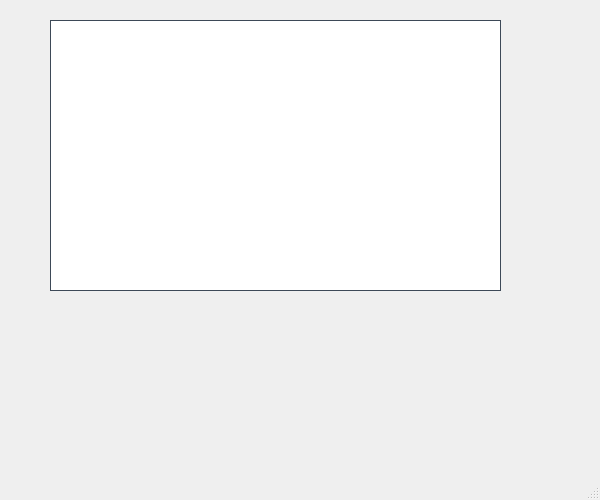
Qt form 2D_Bin_Packing_Problem/mainwindow.ui (andrei-crisu/2D_BPP_gui_thread_approach) before a commit.
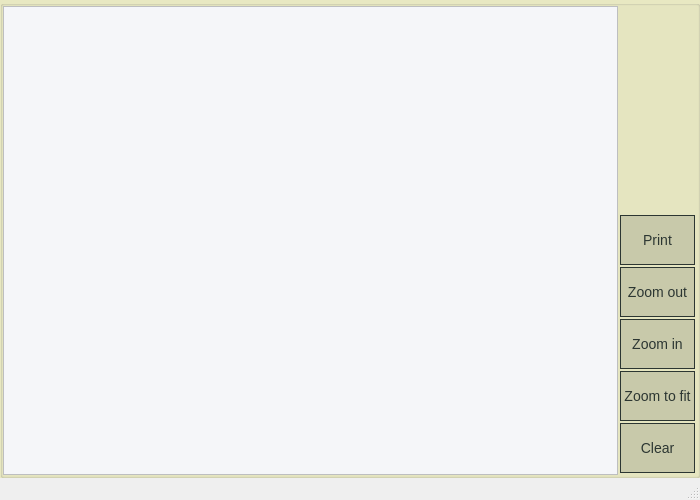
The same form after that commit. The open tabs and pages were chosen to show the change. Icons and pictures are not drawn.

Diff of the .ui file:
```diff
--- a/2D_Bin_Packing_Problem/mainwindow.ui
+++ b/2D_Bin_Packing_Problem/mainwindow.ui
@@ -6,42 +6,617 @@
    <rect>
     <x>0</x>
     <y>0</y>
-    <width>600</width>
+    <width>700</width>
     <height>500</height>
    </rect>
   </property>
   <property name="minimumSize">
    <size>
-    <width>600</width>
+    <width>700</width>
     <height>500</height>
    </size>
   </property>
   <property name="windowTitle">
    <string>MainWindow</string>
   </property>
+  <property name="styleSheet">
+   <string notr="true"/>
+  </property>
   <widget class="QWidget" name="centralwidget">
-   <widget class="QGroupBox" name="drawing_area">
-    <property name="geometry">
-     <rect>
-      <x>50</x>
-      <y>20</y>
-      <width>451</width>
-      <height>271</height>
-     </rect>
-    </property>
-    <property name="styleSheet">
-     <string notr="true">QGroupBox
+   <property name="styleSheet">
+    <string notr="true">QWidget#centralwidget
 {
-	background-color: rgb(255, 255, 255);
-	border-style:solid;
-	border-color: rgb(61, 73, 87);
-	border-width: 1px;
-}</string>
+	background-color: rgb(232, 232, 194);
+
+}
+</string>
+   </property>
+   <layout class="QVBoxLayout" name="verticalLayout">
+    <property name="spacing">
+     <number>0</number>
     </property>
-    <property name="title">
-     <string/>
+    <property name="leftMargin">
+     <number>0</number>
     </property>
-   </widget>
+    <property name="topMargin">
+     <number>0</number>
+    </property>
+    <property name="rightMargin">
+     <number>0</number>
+    </property>
+    <property name="bottomMargin">
+     <number>0</number>
+    </property>
+    <item>
+     <widget class="QStackedWidget" name="stackedWidget">
+      <property name="styleSheet">
+       <string notr="true"/>
+      </property>
+      <property name="currentIndex">
+       <number>0</number>
+      </property>
+      <widget class="QWidget" name="page">
+       <property name="styleSheet">
+        <string notr="true"/>
+       </property>
+       <layout class="QGridLayout" name="gridLayout_2">
+        <property name="leftMargin">
+         <number>0</number>
+        </property>
+        <property name="topMargin">
+         <number>90</number>
+        </property>
+        <property name="rightMargin">
+         <number>0</number>
+        </property>
+        <property name="bottomMargin">
+         <number>90</number>
+        </property>
+        <property name="spacing">
+         <number>0</number>
+        </property>
+        <item row="0" column="0">
+         <widget class="QGroupBox" name="groupBox_3">
+          <property name="maximumSize">
+           <size>
+            <width>1000</width>
+            <height>16777215</height>
+           </size>
+          </property>
+          <property name="styleSheet">
+           <string notr="true">QGroupBox
+{
+border-style:none;
+}</string>
+          </property>
+          <property name="title">
+           <string/>
+          </property>
+          <layout class="QHBoxLayout" name="horizontalLayout_2">
+           <property name="spacing">
+            <number>10</number>
+           </property>
+           <property name="leftMargin">
+            <number>10</number>
+           </property>
+           <property name="topMargin">
+            <number>10</number>
+           </property>
+           <property name="rightMargin">
+            <number>10</number>
+           </property>
+           <property name="bottomMargin">
+            <number>10</number>
+           </property>
+           <item>
+            <widget class="QPushButton" name="bpp_view_button">
+             <property name="minimumSize">
+              <size>
+               <width>160</width>
+               <height>240</height>
+              </size>
+             </property>
+             <property name="maximumSize">
+              <size>
+               <width>240</width>
+               <height>360</height>
+              </size>
+             </property>
+             <property name="styleSheet">
+              <string notr="true">  QPushButton {
+	 background-color: rgba(41, 90, 86, 80);
+	  border-color: rgb(41, 90, 86);
+      border-style:solid;
+      border-width:1px;
+      font:  24px; 
+	  color: rgb(41, 90, 86);
+  }
+  QPushButton:hover:!pressed {
+	 background-color: rgba(167, 206, 151,120);
+	  border-color: rgba(41, 90, 86,164);
+      border-style:solid;
+  }</string>
+             </property>
+             <property name="text">
+              <string/>
+             </property>
+             <property name="icon">
+              <iconset>
+               <normalon>:/icons/app_icons/bpp.png</normalon>
+              </iconset>
+             </property>
+             <property name="iconSize">
+              <size>
+               <width>160</width>
+               <height>160</height>
+              </size>
+             </property>
+            </widget>
+           </item>
+           <item>
+            <widget class="QPushButton" name="settings_button">
+             <property name="minimumSize">
+              <size>
+               <width>160</width>
+               <height>240</height>
+              </size>
+             </property>
+             <property name="maximumSize">
+              <size>
+               <width>240</width>
+               <height>360</height>
+              </size>
+             </property>
+             <property name="styleSheet">
+              <string notr="true">  QPushButton {
+	 background-color: rgba(41, 90, 86, 80);
+	  border-color: rgb(41, 90, 86);
+      border-style:solid;
+      border-width:1px;
+      font:  24px; 
+	  color: rgb(41, 90, 86);
+  }
+  QPushButton:hover:!pressed {
+	 background-color: rgba(167, 206, 151,120);
+	  border-color: rgba(41, 90, 86,164);
+      border-style:solid;
+  }</string>
+             </property>
+             <property name="text">
+              <string/>
+             </property>
+             <property name="icon">
+              <iconset>
+               <normalon>:/icons/app_icons/settings.png</normalon>
+              </iconset>
+             </property>
+             <property name="iconSize">
+              <size>
+               <width>140</width>
+               <height>140</height>
+              </size>
+             </property>
+            </widget>
+           </item>
+           <item>
+            <widget class="QPushButton" name="help_button">
+             <property name="minimumSize">
+              <size>
+               <width>160</width>
+               <height>240</height>
+              </size>
+             </property>
+             <property name="maximumSize">
+              <size>
+               <width>240</width>
+               <height>360</height>
+              </size>
+             </property>
+             <property name="styleSheet">
+              <string notr="true">  QPushButton {
+	 background-color: rgba(41, 90, 86, 80);
+	  border-color: rgb(41, 90, 86);
+      border-style:solid;
+      border-width:1px;
+      font:  24px; 
+	  color: rgb(41, 90, 86);
+  }
+  QPushButton:hover:!pressed {
+	 background-color: rgba(167, 206, 151,120);
+	  border-color: rgba(41, 90, 86,164);
+      border-style:solid;
+  }</string>
+             </property>
+             <property name="text">
+              <string/>
+             </property>
+             <property name="icon">
+              <iconset>
+               <normalon>:/icons/app_icons/help.png</normalon>
+              </iconset>
+             </property>
+             <property name="iconSize">
+              <size>
+               <width>140</width>
+               <height>140</height>
+              </size>
+             </property>
+            </widget>
+           </item>
+           <item>
+            <widget class="QPushButton" name="exit_button">
+             <property name="minimumSize">
+              <size>
+               <width>160</width>
+               <height>240</height>
+              </size>
+             </property>
+             <property name="maximumSize">
+              <size>
+               <width>240</width>
+               <height>360</height>
+              </size>
+             </property>
+             <property name="styleSheet">
+              <string notr="true">  QPushButton {
+	 background-color: rgba(41, 90, 86, 80);
+	  border-color: rgb(41, 90, 86);
+      border-style:solid;
+      border-width:1px;
+      font:  24px; 
+	  color: rgb(41, 90, 86);
+  }
+  QPushButton:hover:!pressed {
+	 background-color: rgba(167, 206, 151,120);
+	  border-color: rgba(41, 90, 86,164);
+      border-style:solid;
+  }</string>
+             </property>
+             <property name="text">
+              <string/>
+             </property>
+             <property name="icon">
+              <iconset>
+               <normalon>:/icons/app_icons/exit.png</normalon>
+              </iconset>
+             </property>
+             <property name="iconSize">
+              <size>
+               <width>130</width>
+               <height>130</height>
+              </size>
+             </property>
+            </widget>
+           </item>
+          </layout>
+         </widget>
+        </item>
+       </layout>
+      </widget>
+      <widget class="QWidget" name="page_3"/>
+      <widget class="QWidget" name="page_2">
+       <layout class="QGridLayout" name="gridLayout">
+        <property name="leftMargin">
+         <number>0</number>
+        </property>
+        <property name="topMargin">
+         <number>0</number>
+        </property>
+        <property name="rightMargin">
+         <number>0</number>
+        </property>
+        <property name="bottomMargin">
+         <number>0</number>
+        </property>
+        <property name="spacing">
+         <number>0</number>
+        </property>
+        <item row="0" column="0">
+         <widget class="QGroupBox" name="groupBox_2">
+          <property name="title">
+           <string/>
+          </property>
+          <layout class="QHBoxLayout" name="horizontalLayout">
+           <property name="spacing">
+            <number>0</number>
+           </property>
+           <property name="leftMargin">
+            <number>0</number>
+           </property>
+           <property name="topMargin">
+            <number>0</number>
+           </property>
+           <property name="rightMargin">
+            <number>0</number>
+           </property>
+           <property name="bottomMargin">
+            <number>0</number>
+           </property>
+           <item>
+            <widget class="QGraphicsView" name="graphicsView">
+             <property name="styleSheet">
+              <string notr="true">background-color: rgb(245, 246, 249);
+</string>
+             </property>
+             <property name="verticalScrollBarPolicy">
+              <enum>Qt::ScrollBarAsNeeded</enum>
+             </property>
+             <property name="horizontalScrollBarPolicy">
+              <enum>Qt::ScrollBarAsNeeded</enum>
+             </property>
+            </widget>
+           </item>
+           <item>
+            <widget class="QGroupBox" name="groupBox">
+             <property name="styleSheet">
+              <string notr="true">QGroupBox
+{
+border-style:none;
+}</string>
+             </property>
+             <property name="title">
+              <string/>
+             </property>
+             <layout class="QVBoxLayout" name="verticalLayout_2">
+              <property name="spacing">
+               <number>2</number>
+              </property>
+              <property name="leftMargin">
+               <number>2</number>
+              </property>
+              <property name="topMargin">
+               <number>0</number>
+              </property>
+              <property name="rightMargin">
+               <number>2</number>
+              </property>
+              <property name="bottomMargin">
+               <number>2</number>
+              </property>
+              <item>
+               <spacer name="horizontalSpacer">
+                <property name="orientation">
+                 <enum>Qt::Vertical</enum>
+                </property>
+                <property name="sizeHint" stdset="0">
+                 <size>
+                  <width>20</width>
+                  <height>78</height>
+                 </size>
+                </property>
+               </spacer>
+              </item>
+              <item>
+               <widget class="QPushButton" name="pushButton">
+                <property name="sizePolicy">
+                 <sizepolicy hsizetype="Fixed" vsizetype="Fixed">
+                  <horstretch>0</horstretch>
+                  <verstretch>0</verstretch>
+                 </sizepolicy>
+                </property>
+                <property name="minimumSize">
+                 <size>
+                  <width>75</width>
+                  <height>50</height>
+                 </size>
+                </property>
+                <property name="maximumSize">
+                 <size>
+                  <width>75</width>
+                  <height>50</height>
+                 </size>
+                </property>
+                <property name="styleSheet">
+                 <string notr="true">  QPushButton {
+	  
+	  background-color: rgba(44, 54, 50, 40);
+	  border-color: rgb(44, 54, 50);
+      border-style:solid;
+      border-width:1px;
+	  color: rgb(44, 54, 50);
+      font:  14px; 
+  }
+  QPushButton:hover:!pressed {
+	  
+	 
+	 
+	 background-color: rgba(137, 149, 147,255);
+	  border-color: rgba(44, 54, 50,124);
+      border-style:solid;
+  }</string>
+                </property>
+                <property name="text">
+                 <string>Print</string>
+                </property>
+               </widget>
+              </item>
+              <item>
+               <widget class="QPushButton" name="pushButton_3">
+                <property name="sizePolicy">
+                 <sizepolicy hsizetype="Fixed" vsizetype="Fixed">
+                  <horstretch>0</horstretch>
+                  <verstretch>0</verstretch>
+                 </sizepolicy>
+                </property>
+                <property name="minimumSize">
+                 <size>
+                  <width>75</width>
+                  <height>50</height>
+                 </size>
+                </property>
+                <property name="maximumSize">
+                 <size>
+                  <width>75</width>
+                  <height>50</height>
+                 </size>
+                </property>
+                <property name="styleSheet">
+                 <string notr="true">  QPushButton {
+	  
+	  background-color: rgba(44, 54, 50, 40);
+	  border-color: rgb(44, 54, 50);
+      border-style:solid;
+      border-width:1px;
+	  color: rgb(44, 54, 50);
+      font:  14px; 
+  }
+  QPushButton:hover:!pressed {
+	  
+	 
+	 
+	 background-color: rgba(137, 149, 147,255);
+	  border-color: rgba(44, 54, 50,124);
+      border-style:solid;
+  }</string>
+                </property>
+                <property name="text">
+                 <string>Zoom out</string>
+                </property>
+               </widget>
+              </item>
+              <item>
+               <widget class="QPushButton" name="pushButton_2">
+                <property name="sizePolicy">
+                 <sizepolicy hsizetype="Fixed" vsizetype="Fixed">
+                  <horstretch>0</horstretch>
+                  <verstretch>0</verstretch>
+                 </sizepolicy>
+                </property>
+                <property name="minimumSize">
+                 <size>
+                  <width>75</width>
+                  <height>50</height>
+                 </size>
+                </property>
+                <property name="maximumSize">
+                 <size>
+                  <width>75</width>
+                  <height>50</height>
+                 </size>
+                </property>
+                <property name="styleSheet">
+                 <string notr="true">  QPushButton {
+	  
+	  background-color: rgba(44, 54, 50, 40);
+	  border-color: rgb(44, 54, 50);
+      border-style:solid;
+      border-width:1px;
+	  color: rgb(44, 54, 50);
+      font:  14px; 
+  }
+  QPushButton:hover:!pressed {
+	  
+	 
+	 
+	 background-color: rgba(137, 149, 147,255);
+	  border-color: rgba(44, 54, 50,124);
+      border-style:solid;
+  }</string>
+                </property>
+                <property name="text">
+                 <string>Zoom in</string>
+                </property>
+               </widget>
+              </item>
+              <item>
+               <widget class="QPushButton" name="pushButton_6">
+                <property name="sizePolicy">
+                 <sizepolicy hsizetype="Fixed" vsizetype="Fixed">
+                  <horstretch>0</horstretch>
+                  <verstretch>0</verstretch>
+                 </sizepolicy>
+                </property>
+                <property name="minimumSize">
+                 <size>
+                  <width>75</width>
+                  <height>50</height>
+                 </size>
+                </property>
+                <property name="maximumSize">
+                 <size>
+                  <width>75</width>
+                  <height>50</height>
+                 </size>
+                </property>
+                <property name="styleSheet">
+                 <string notr="true">  QPushButton {
+	  
+	  background-color: rgba(44, 54, 50, 40);
+	  border-color: rgb(44, 54, 50);
+      border-style:solid;
+      border-width:1px;
+	  color: rgb(44, 54, 50);
+      font:  14px; 
+  }
+  QPushButton:hover:!pressed {
+	  
+	 
+	 
+	 background-color: rgba(137, 149, 147,255);
+	  border-color: rgba(44, 54, 50,124);
+      border-style:solid;
+  }</string>
+                </property>
+                <property name="text">
+                 <string>Zoom to fit</string>
+                </property>
+               </widget>
+              </item>
+              <item>
+               <widget class="QPushButton" name="pushButton_5">
+                <property name="sizePolicy">
+                 <sizepolicy hsizetype="Fixed" vsizetype="Fixed">
+                  <horstretch>0</horstretch>
+                  <verstretch>0</verstretch>
+                 </sizepolicy>
+                </property>
+                <property name="minimumSize">
+                 <size>
+                  <width>75</width>
+                  <height>50</height>
+                 </size>
+                </property>
+                <property name="maximumSize">
+                 <size>
+                  <width>75</width>
+                  <height>50</height>
+                 </size>
+                </property>
+                <property name="styleSheet">
+                 <string notr="true">  QPushButton {
+	  
+	  background-color: rgba(44, 54, 50, 40);
+	  border-color: rgb(44, 54, 50);
+      border-style:solid;
+      border-width:1px;
+	  color: rgb(44, 54, 50);
+      font:  14px; 
+  }
+  QPushButton:hover:!pressed {
+	  
+	 
+	 
+	 background-color: rgba(137, 149, 147,255);
+	  border-color: rgba(44, 54, 50,124);
+      border-style:solid;
+  }</string>
+                </property>
+                <property name="text">
+                 <string>Clear</string>
+                </property>
+               </widget>
+              </item>
+             </layout>
+            </widget>
+           </item>
+          </layout>
+         </widget>
+        </item>
+       </layout>
+      </widget>
+     </widget>
+    </item>
+   </layout>
   </widget>
   <widget class="QMenuBar" name="menubar">
    <property name="geometry">
```
Left out of the diff: 2 changed lines with no effect on the pictures.
